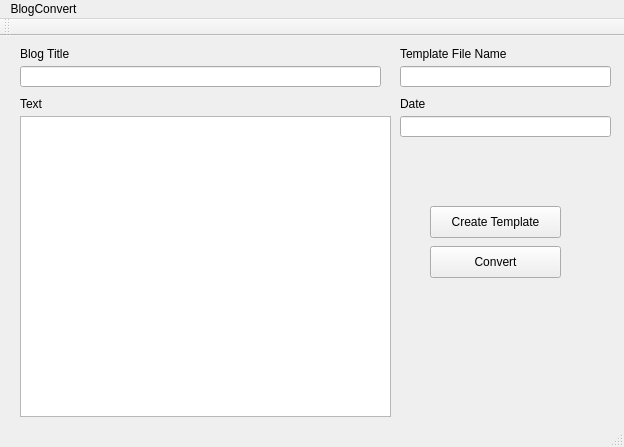
Old version of the form mainwindow.ui in the repository TrevorStevenson/BlogConverter.
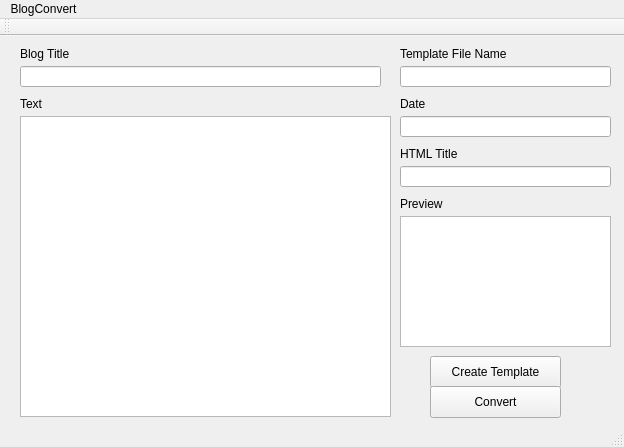
New version of the form.

Commit message: Implement template formatting

Patch:
```diff
--- a/mainwindow.ui
+++ b/mainwindow.ui
@@ -51,7 +51,7 @@
     <property name="geometry">
      <rect>
       <x>430</x>
-      <y>170</y>
+      <y>320</y>
       <width>131</width>
       <height>32</height>
      </rect>
@@ -64,7 +64,7 @@
     <property name="geometry">
      <rect>
       <x>430</x>
-      <y>210</y>
+      <y>350</y>
       <width>131</width>
       <height>32</height>
      </rect>
@@ -132,6 +132,52 @@
      <string>Date</string>
     </property>
    </widget>
+   <widget class="QPlainTextEdit" name="preview">
+    <property name="geometry">
+     <rect>
+      <x>400</x>
+      <y>180</y>
+      <width>211</width>
+      <height>131</height>
+     </rect>
+    </property>
+   </widget>
+   <widget class="QLabel" name="label_5">
+    <property name="geometry">
+     <rect>
+      <x>400</x>
+      <y>160</y>
+      <width>60</width>
+      <height>16</height>
+     </rect>
+    </property>
+    <property name="text">
+     <string>Preview</string>
+    </property>
+   </widget>
+   <widget class="QLineEdit" name="htmlTitle">
+    <property name="geometry">
+     <rect>
+      <x>400</x>
+      <y>130</y>
+      <width>211</width>
+      <height>21</height>
+     </rect>
+    </property>
+   </widget>
+   <widget class="QLabel" name="label_6">
+    <property name="geometry">
+     <rect>
+      <x>400</x>
+      <y>110</y>
+      <width>71</width>
+      <height>16</height>
+     </rect>
+    </property>
+    <property name="text">
+     <string>HTML Title</string>
+    </property>
+   </widget>
   </widget>
   <widget class="QMenuBar" name="menuBar">
    <property name="geometry">
```
Left out of the diff: 8 changed lines with no effect on the pictures. The commit also changes 2 other files.
